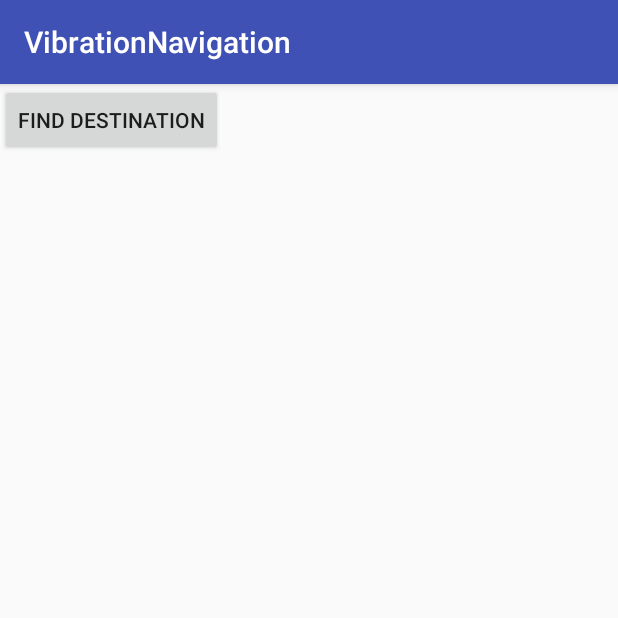
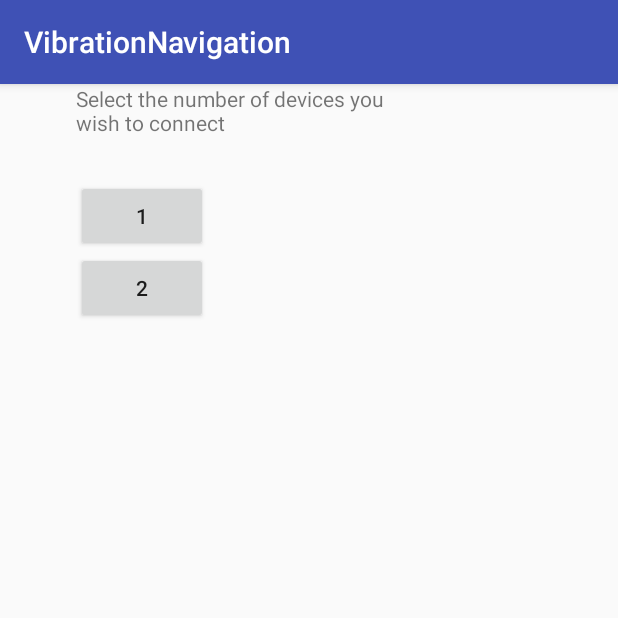
Before and after one commit to hdzajac/VibrationNavigation, an Android app: the screen it shows after launch (MainActivity before the commit, NoDevicesSelectionActivity after it), on a phone screen of 412 x 824 dp, the top half of it. Run offline under Robolectric (Android 15) with nearby library versions, the phone set to English and light mode, and no system bars.

```diff
--- /dev/null
+++ b/mobile/src/main/java/com/navigation/vibration/NoDevicesSelectionActivity.java
@@ -0,0 +1,37 @@
+package com.navigation.vibration;
+
+import android.content.Intent;
+import android.support.v7.app.AppCompatActivity;
+import android.os.Bundle;
+import android.view.View;
+
+public class NoDevicesSelectionActivity extends AppCompatActivity {
+
+    public static final String NO_DEVICES = "NO_DEVICES";
+    private String noDevices;
+
+    @Override
+    protected void onCreate(Bundle savedInstanceState) {
+        super.onCreate(savedInstanceState);
+        setContentView(R.layout.activity_no_devices_selection);
+    }
+
+    public void select1(View view) {
+        noDevices = "1";
+        goToNextActivity();
+
+    }
+
+    public void select2(View view) {
+        noDevices = "2";
+        goToNextActivity();
+    }
+
+    private void goToNextActivity()
+    {
+        Intent intent = new Intent(this, ConnectionActivity.class);
+        intent.putExtra(NO_DEVICES, noDevices);
+        startActivity(intent);
+
+    }
+}
--- /dev/null
+++ b/mobile/src/main/res/layout/activity_no_devices_selection.xml
@@ -0,0 +1,47 @@
+<?xml version="1.0" encoding="utf-8"?>
+<android.support.constraint.ConstraintLayout xmlns:android="http://schemas.android.com/apk/res/android"
+    xmlns:app="http://schemas.android.com/apk/res-auto"
+    xmlns:tools="http://schemas.android.com/tools"
+    android:layout_width="match_parent"
+    android:layout_height="match_parent"
+    tools:context=".NoDevicesSelectionActivity">
+
+
+    <LinearLayout
+        android:layout_width="311dp"
+        android:layout_height="495dp"
+        android:orientation="vertical"
+        app:layout_constraintEnd_toEndOf="parent"
+        app:layout_constraintHorizontal_bias="0.5"
+        app:layout_constraintStart_toStartOf="parent"
+        tools:layout_editor_absoluteY="8dp">
+
+
+        <TextView
+            android:id="@+id/textView2"
+            android:layout_width="217dp"
+            android:layout_height="64dp"
+            android:text="Select the number of devices you wish to connect "
+            tools:layout_editor_absoluteX="58dp"
+            tools:layout_editor_absoluteY="37dp" />
+
+        <Button
+            android:id="@+id/button"
+            android:layout_width="wrap_content"
+            android:layout_height="wrap_content"
+            android:onClick="select1"
+            android:text="1"
+            tools:layout_editor_absoluteX="58dp"
+            tools:layout_editor_absoluteY="169dp" />
+
+        <Button
+            android:id="@+id/button2"
+            android:layout_width="wrap_content"
+            android:layout_height="wrap_content"
+            android:onClick="select2"
+            android:text="2"
+            tools:layout_editor_absoluteX="187dp"
+            tools:layout_editor_absoluteY="169dp" />
+
+    </LinearLayout>
+</android.support.constraint.ConstraintLayout>
--- a/mobile/src/main/res/values/colors.xml
+++ b/mobile/src/main/res/values/colors.xml
@@ -4,4 +4,6 @@
     <color name="colorPrimaryDark">#303F9F</color>
     <color name="colorAccent">#FF4081</color>
     <color name="input_background">#FAFAFA</color>
+    <color name="button_red">#dd4e4e</color>
+    <color name="button_green">#69db30</color>
 </resources>
--- /dev/null
+++ b/mobile/src/main/res/values/dimens.xml
@@ -0,0 +1,3 @@
+<resources>
+    <dimen name="fab_margin">16dp</dimen>
+</resources>
--- a/mobile/src/main/res/values/strings.xml
+++ b/mobile/src/main/res/values/strings.xml
@@ -5,5 +5,9 @@
     <!-- Strings related to MAIN ACTIVITY -->
     <string name="main_button_to_maps">Find Destination</string>
     <string name="maps_button_search">Go</string>
+    <string name="title_activity_connection">ConnectionActivity</string>
+
+
+
 
 </resources>
--- a/mobile/src/main/res/values/styles.xml
+++ b/mobile/src/main/res/values/styles.xml
@@ -8,4 +8,13 @@
         <item name="colorAccent">@color/colorAccent</item>
     </style>
 
+    <style name="AppTheme.NoActionBar">
+        <item name="windowActionBar">false</item>
+        <item name="windowNoTitle">true</item>
+    </style>
+
+    <style name="AppTheme.AppBarOverlay" parent="ThemeOverlay.AppCompat.Dark.ActionBar" />
+
+    <style name="AppTheme.PopupOverlay" parent="ThemeOverlay.AppCompat.Light" />
+
 </resources>
```
Also changed, not shown: mobile/build.gradle (+7 -0 lines), mobile/src/main/AndroidManifest.xml (+15 -9 lines), mobile/src/main/java/com/navigation/vibration/ConnectionActivity.java (added, +106 -0 lines), mobile/src/main/java/com/navigation/vibration/PatternSelectionActivity.java (added, +95 -0 lines), mobile/src/main/java/com/navigation/vibration/adaptors/VibrationPatternAdaptor.java (added, +48 -0 lines), mobile/src/main/java/com/navigation/vibration/models/VibrationPattern.java (added, +29 -0 lines), mobile/src/main/res/layout/activity_connection.xml (added, +50 -0 lines), mobile/src/main/res/layout/activity_pattern_selection.xml (added, +88 -0 lines), mobile/src/main/res/layout/content_connection.xml (added, +56 -0 lines), mobile/src/main/res/layout/list_activity.xml (added, +12 -0 lines).
